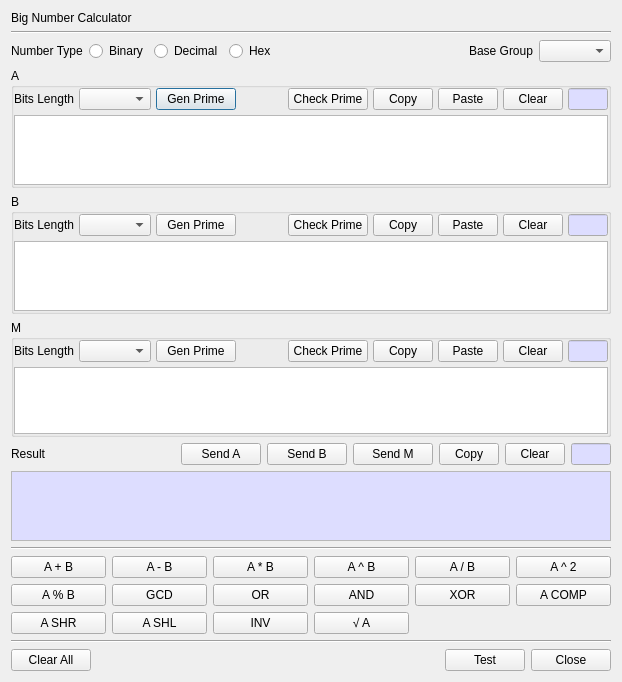
First picture: the form in BerEditor/bn_calc_dlg.ui, repository jykim74/BerEditor, before the edit.
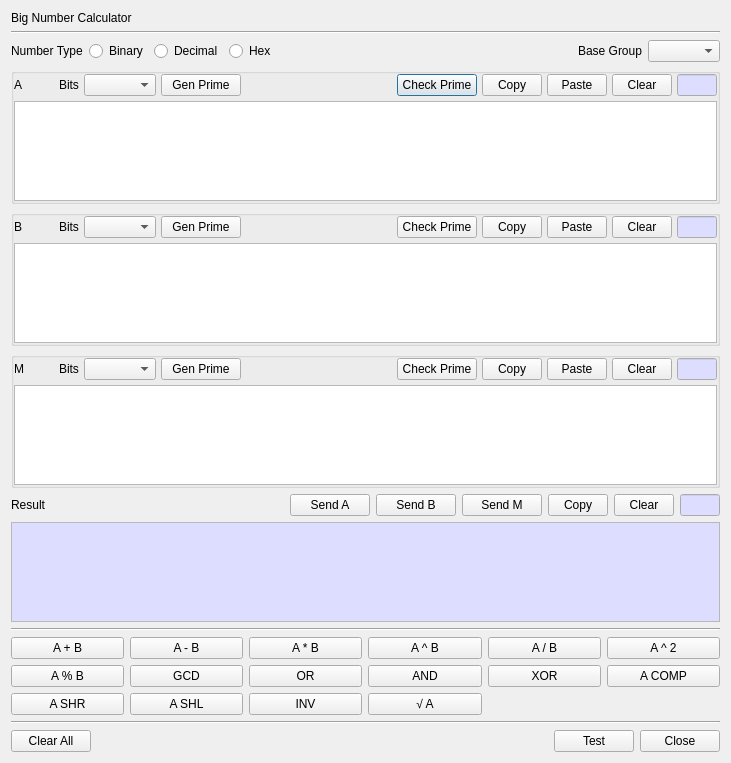
Second picture: the form after the edit.

```diff
--- a/BerEditor/bn_calc_dlg.ui
+++ b/BerEditor/bn_calc_dlg.ui
@@ -6,8 +6,8 @@
    <rect>
     <x>0</x>
     <y>0</y>
-    <width>622</width>
-    <height>682</height>
+    <width>731</width>
+    <height>763</height>
    </rect>
   </property>
   <property name="windowTitle">
@@ -92,7 +92,7 @@
       </size>
      </property>
      <property name="title">
-      <string>A</string>
+      <string/>
      </property>
      <layout class="QVBoxLayout" name="verticalLayout_2">
       <property name="spacing">
@@ -112,24 +112,10 @@
       </property>
       <item>
        <layout class="QGridLayout" name="gridLayout_8">
-        <item row="0" column="0">
-         <widget class="QLabel" name="label_8">
-          <property name="text">
-           <string>Bits Length</string>
-          </property>
-         </widget>
-        </item>
-        <item row="0" column="1">
+        <item row="0" column="2">
          <widget class="QComboBox" name="mAPrimeBitsCombo"/>
         </item>
-        <item row="0" column="2">
-         <widget class="QPushButton" name="mAGenPrimeBtn">
-          <property name="text">
-           <string>Gen Prime</string>
-          </property>
-         </widget>
-        </item>
-        <item row="0" column="10">
+        <item row="0" column="11">
          <widget class="QLineEdit" name="mALenText">
           <property name="minimumSize">
            <size>
@@ -175,33 +161,21 @@
           </property>
          </widget>
         </item>
-        <item row="0" column="4">
+        <item row="0" column="1">
+         <widget class="QLabel" name="label_8">
+          <property name="text">
+           <string>Bits</string>
+          </property>
+         </widget>
+        </item>
+        <item row="0" column="5">
          <widget class="QPushButton" name="mACheckPrimeBtn">
           <property name="text">
            <string>Check Prime</string>
           </property>
          </widget>
         </item>
-        <item row="0" column="7">
-         <widget class="QPushButton" name="mAClearBtn">
-          <property name="minimumSize">
-           <size>
-            <width>60</width>
-            <height>0</height>
-           </size>
-          </property>
-          <property name="maximumSize">
-           <size>
-            <width>60</width>
-            <height>16777215</height>
-           </size>
-          </property>
-          <property name="text">
-           <string>Clear</string>
-          </property>
-         </widget>
-        </item>
-        <item row="0" column="3">
+        <item row="0" column="4">
          <spacer name="horizontalSpacer">
           <property name="orientation">
            <enum>Qt::Horizontal</enum>
@@ -214,26 +188,7 @@
           </property>
          </spacer>
         </item>
-        <item row="0" column="5">
-         <widget class="QPushButton" name="mACopyBtn">
-          <property name="minimumSize">
-           <size>
-            <width>60</width>
-            <height>0</height>
-           </size>
-          </property>
-          <property name="maximumSize">
-           <size>
-            <width>60</width>
-            <height>16777215</height>
-           </size>
-          </property>
-          <property name="text">
-           <string>Copy</string>
-          </property>
-         </widget>
-        </item>
-        <item row="0" column="6">
+        <item row="0" column="7">
          <widget class="QPushButton" name="mAPasteBtn">
           <property name="minimumSize">
            <size>
@@ -252,10 +207,81 @@
           </property>
          </widget>
         </item>
+        <item row="0" column="8">
+         <widget class="QPushButton" name="mAClearBtn">
+          <property name="minimumSize">
+           <size>
+            <width>60</width>
+            <height>0</height>
+           </size>
+          </property>
+          <property name="maximumSize">
+           <size>
+            <width>60</width>
+            <height>16777215</height>
+           </size>
+          </property>
+          <property name="text">
+           <string>Clear</string>
+          </property>
+         </widget>
+        </item>
+        <item row="0" column="3">
+         <widget class="QPushButton" name="mAGenPrimeBtn">
+          <property name="text">
+           <string>Gen Prime</string>
+          </property>
+         </widget>
+        </item>
+        <item row="0" column="6">
+         <widget class="QPushButton" name="mACopyBtn">
+          <property name="minimumSize">
+           <size>
+            <width>60</width>
+            <height>0</height>
+           </size>
+          </property>
+          <property name="maximumSize">
+           <size>
+            <width>60</width>
+            <height>16777215</height>
+           </size>
+          </property>
+          <property name="text">
+           <string>Copy</string>
+          </property>
+         </widget>
+        </item>
+        <item row="0" column="0">
+         <widget class="QLabel" name="label_7">
+          <property name="minimumSize">
+           <size>
+            <width>40</width>
+            <height>0</height>
+           </size>
+          </property>
+          <property name="text">
+           <string>A</string>
+          </property>
+         </widget>
+        </item>
        </layout>
       </item>
       <item>
-       <widget class="QPlainTextEdit" name="mAText"/>
+       <widget class="QPlainTextEdit" name="mAText">
+        <property name="minimumSize">
+         <size>
+          <width>0</width>
+          <height>60</height>
+         </size>
+        </property>
+        <property name="maximumSize">
+         <size>
+          <width>16777215</width>
+          <height>100</height>
+         </size>
+        </property>
+       </widget>
       </item>
      </layout>
     </widget>
@@ -269,7 +295,7 @@
       </size>
      </property>
      <property name="title">
-      <string>B</string>
+      <string/>
      </property>
      <layout class="QVBoxLayout" name="verticalLayout_3">
       <property name="spacing">
@@ -289,23 +315,63 @@
       </property>
       <item>
        <layout class="QGridLayout" name="gridLayout_2">
-        <item row="0" column="1">
+        <item row="0" column="5">
+         <widget class="QPushButton" name="mBCheckPrimeBtn">
+          <property name="text">
+           <string>Check Prime</string>
+          </property>
+         </widget>
+        </item>
+        <item row="0" column="9">
+         <widget class="QLineEdit" name="mBLenText">
+          <property name="minimumSize">
+           <size>
+            <width>40</width>
+            <height>0</height>
+           </size>
+          </property>
+          <property name="maximumSize">
+           <size>
+            <width>40</width>
+            <height>16777215</height>
+           </size>
+          </property>
+          <property name="palette">
+           <palette>
+            <active>
+             <colorrole role="Base">
+              <brush brushstyle="SolidPattern">
+               <color alpha="255">
+                <red>221</red>
+                <green>221</green>
+                <blue>255</blue>
+               </color>
+              </brush>
+             </colorrole>
+            </active>
+            <inactive>
+             <colorrole role="Base">
+              <brush brushstyle="SolidPattern">
+               <color alpha="255">
+                <red>221</red>
+                <green>221</green>
+                <blue>255</blue>
+               </color>
+              </brush>
+             </colorrole>
+            </inactive>
+            <disabled/>
+           </palette>
+          </property>
+          <property name="readOnly">
+           <bool>true</bool>
+          </property>
+         </widget>
+        </item>
+        <item row="0" column="2">
          <widget class="QComboBox" name="mBPrimeBitsCombo"/>
         </item>
-        <item row="0" column="3">
-         <spacer name="horizontalSpacer_2">
-          <property name="orientation">
-           <enum>Qt::Horizontal</enum>
-          </property>
-          <property name="sizeHint" stdset="0">
-           <size>
-            <width>40</width>
-            <height>20</height>
-           </size>
-          </property>
-         </spacer>
-        </item>
-        <item row="0" column="7">
+        <item row="0" column="8">
          <widget class="QPushButton" name="mBClearBtn">
           <property name="minimumSize">
            <size>
@@ -324,93 +390,46 @@
           </property>
          </widget>
         </item>
-        <item row="0" column="4">
-         <widget class="QPushButton" name="mBCheckPrimeBtn">
-          <property name="text">
-           <string>Check Prime</string>
-          </property>
-         </widget>
-        </item>
-        <item row="0" column="5">
-         <widget class="QPushButton" name="mBCopyBtn">
-          <property name="minimumSize">
-           <size>
-            <width>60</width>
-            <height>0</height>
-           </size>
-          </property>
-          <property name="maximumSize">
-           <size>
-            <width>60</width>
-            <height>16777215</height>
-           </size>
-          </property>
-          <property name="text">
-           <string>Copy</string>
-          </property>
-         </widget>
-        </item>
-        <item row="0" column="0">
+        <item row="0" column="1">
          <widget class="QLabel" name="label_3">
           <property name="text">
-           <string>Bits Length</string>
+           <string>Bits</string>
           </property>
          </widget>
         </item>
-        <item row="0" column="8">
-         <widget class="QLineEdit" name="mBLenText">
+        <item row="0" column="6">
+         <widget class="QPushButton" name="mBCopyBtn">
           <property name="minimumSize">
            <size>
-            <width>40</width>
+            <width>60</width>
             <height>0</height>
            </size>
           </property>
           <property name="maximumSize">
            <size>
-            <width>40</width>
+            <width>60</width>
             <height>16777215</height>
            </size>
           </property>
-          <property name="palette">
-           <palette>
-            <active>
-             <colorrole role="Base">
-              <brush brushstyle="SolidPattern">
-               <color alpha="255">
-                <red>221</red>
-                <green>221</green>
-                <blue>255</blue>
-               </color>
-              </brush>
-             </colorrole>
-            </active>
-            <inactive>
-             <colorrole role="Base">
-              <brush brushstyle="SolidPattern">
-               <color alpha="255">
-                <red>221</red>
-                <green>221</green>
-                <blue>255</blue>
-               </color>
-              </brush>
-             </colorrole>
-            </inactive>
-            <disabled/>
-           </palette>
-          </property>
-          <property name="readOnly">
-           <bool>true</bool>
-          </property>
-         </widget>
-        </item>
-        <item row="0" column="2">
-         <widget class="QPushButton" name="mBGenPrimeBtn">
           <property name="text">
-           <string>Gen Prime</string>
+           <string>Copy</string>
           </property>
          </widget>
         </item>
-        <item row="0" column="6">
+        <item row="0" column="4">
+         <spacer name="horizontalSpacer_2">
+          <property name="orientation">
+           <enum>Qt::Horizontal</enum>
+          </property>
+          <property name="sizeHint" stdset="0">
+           <size>
+            <width>40</width>
+            <height>20</height>
+           </size>
+          </property>
+         </spacer>
+        </item>
+        <item row="0" column="7">
          <widget class="QPushButton" name="mBPasteBtn">
           <property name="minimumSize">
            <size>
@@ -429,10 +448,43 @@
           </property>
          </widget>
         </item>
+        <item row="0" column="3">
+         <widget class="QPushButton" name="mBGenPrimeBtn">
+          <property name="text">
+           <string>Gen Prime</string>
+          </property>
+         </widget>
+        </item>
+        <item row="0" column="0">
+         <widget class="QLabel" name="label_9">
+          <property name="minimumSize">
+           <size>
+            <width>40</width>
+            <height>0</height>
+           </size>
+          </property>
+          <property name="text">
+           <string>B</string>
+          </property>
+         </widget>
+        </item>
        </layout>
       </item>
       <item>
-       <widget class="QPlainTextEdit" name="mBText"/>
+       <widget class="QPlainTextEdit" name="mBText">
+        <property name="minimumSize">
+         <size>
+          <width>0</width>
+          <height>60</height>
+         </size>
+        </property>
+        <property name="maximumSize">
+         <size>
+          <width>16777215</width>
+          <height>100</height>
+         </size>
+        </property>
+       </widget>
       </item>
      </layout>
     </widget>
@@ -446,7 +498,7 @@
       </size>
      </property>
      <property name="title">
-      <string>M</string>
+      <string/>
      </property>
      <layout class="QVBoxLayout" name="verticalLayout_4">
       <property name="spacing">
@@ -466,36 +518,7 @@
       </property>
       <item>
        <layout class="QGridLayout" name="gridLayout_3">
-        <item row="0" column="1">
-         <widget class="QComboBox" name="mModPrimeBitsCombo"/>
-        </item>
-        <item row="0" column="0">
-         <widget class="QLabel" name="label_4">
-          <property name="text">
-           <string>Bits Length</string>
-          </property>
-         </widget>
-        </item>
-        <item row="0" column="7">
-         <widget class="QPushButton" name="mModClearBtn">
-          <property name="minimumSize">
-           <size>
-            <width>60</width>
-            <height>0</height>
-           </size>
-          </property>
-          <property name="maximumSize">
-           <size>
-            <width>60</width>
-            <height>16777215</height>
-           </size>
-          </property>
-          <property name="text">
-           <string>Clear</string>
-          </property>
-         </widget>
-        </item>
-        <item row="0" column="8">
+        <item row="0" column="9">
          <widget class="QLineEdit" name="mModLenText">
           <property name="minimumSize">
            <size>
@@ -541,53 +564,21 @@
           </property>
          </widget>
         </item>
-        <item row="0" column="4">
+        <item row="0" column="5">
          <widget class="QPushButton" name="mModCheckPrimeBtn">
           <property name="text">
            <string>Check Prime</string>
           </property>
          </widget>
         </item>
-        <item row="0" column="5">
-         <widget class="QPushButton" name="mModCopyBtn">
-          <property name="minimumSize">
-           <size>
-            <width>60</width>
-            <height>0</height>
-           </size>
-          </property>
-          <property name="maximumSize">
-           <size>
-            <width>60</width>
-            <height>16777215</height>
-           </size>
-          </property>
-          <property name="text">
-           <string>Copy</string>
-          </property>
-         </widget>
-        </item>
         <item row="0" column="3">
-         <spacer name="horizontalSpacer_6">
-          <property name="orientation">
-           <enum>Qt::Horizontal</enum>
-          </property>
-          <property name="sizeHint" stdset="0">
-           <size>
-            <width>40</width>
-            <height>20</height>
-           </size>
-          </property>
-         </spacer>
-        </item>
-        <item row="0" column="2">
          <widget class="QPushButton" name="mModGenPrimeBtn">
           <property name="text">
            <string>Gen Prime</string>
           </property>
          </widget>
         </item>
-        <item row="0" column="6">
+        <item row="0" column="7">
          <widget class="QPushButton" name="mModPasteBtn">
           <property name="minimumSize">
            <size>
@@ -606,10 +597,97 @@
           </property>
          </widget>
         </item>
+        <item row="0" column="6">
+         <widget class="QPushButton" name="mModCopyBtn">
+          <property name="minimumSize">
+           <size>
+            <width>60</width>
+            <height>0</height>
+           </size>
+          </property>
+          <property name="maximumSize">
+           <size>
+            <width>60</width>
+            <height>16777215</height>
+           </size>
+          </property>
+          <property name="text">
+           <string>Copy</string>
+          </property>
+         </widget>
+        </item>
+        <item row="0" column="1">
+         <widget class="QLabel" name="label_4">
+          <property name="text">
+           <string>Bits</string>
+          </property>
+         </widget>
+        </item>
+        <item row="0" column="4">
+         <spacer name="horizontalSpacer_6">
+          <property name="orientation">
+           <enum>Qt::Horizontal</enum>
+          </property>
+          <property name="sizeHint" stdset="0">
+           <size>
+            <width>40</width>
+            <height>20</height>
+           </size>
+          </property>
+         </spacer>
+        </item>
+        <item row="0" column="2">
+         <widget class="QComboBox" name="mModPrimeBitsCombo"/>
+        </item>
+        <item row="0" column="8">
+         <widget class="QPushButton" name="mModClearBtn">
+          <property name="minimumSize">
+           <size>
+            <width>60</width>
+            <height>0</height>
+           </size>
+          </property>
+          <property name="maximumSize">
+           <size>
+            <width>60</width>
+            <height>16777215</height>
+           </size>
+          </property>
+          <property name="text">
+           <string>Clear</string>
+          </property>
+         </widget>
+        </item>
+        <item row="0" column="0">
+         <widget class="QLabel" name="label_10">
+          <property name="minimumSize">
+           <size>
+            <width>40</width>
+            <height>0</height>
+           </size>
+          </property>
+          <property name="text">
+           <string>M</string>
+          </property>
+         </widget>
+        </item>
        </layout>
       </item>
       <item>
-       <widget class="QPlainTextEdit" name="mModText"/>
+       <widget class="QPlainTextEdit" name="mModText">
+        <property name="minimumSize">
+         <size>
+          <width>0</width>
+          <height>60</height>
+         </size>
+        </property>
+        <property name="maximumSize">
+         <size>
+          <width>16777215</width>
+          <height>100</height>
+         </size>
+        </property>
+       </widget>
       </item>
      </layout>
     </widget>
@@ -745,6 +823,18 @@
    </item>
    <item>
     <widget class="QPlainTextEdit" name="mResText">
+     <property name="minimumSize">
+      <size>
+       <width>0</width>
+       <height>60</height>
+      </size>
+     </property>
+     <property name="maximumSize">
+      <size>
+       <width>16777215</width>
+       <height>100</height>
+      </size>
+     </property>
      <property name="palette">
       <palette>
        <active>
```
